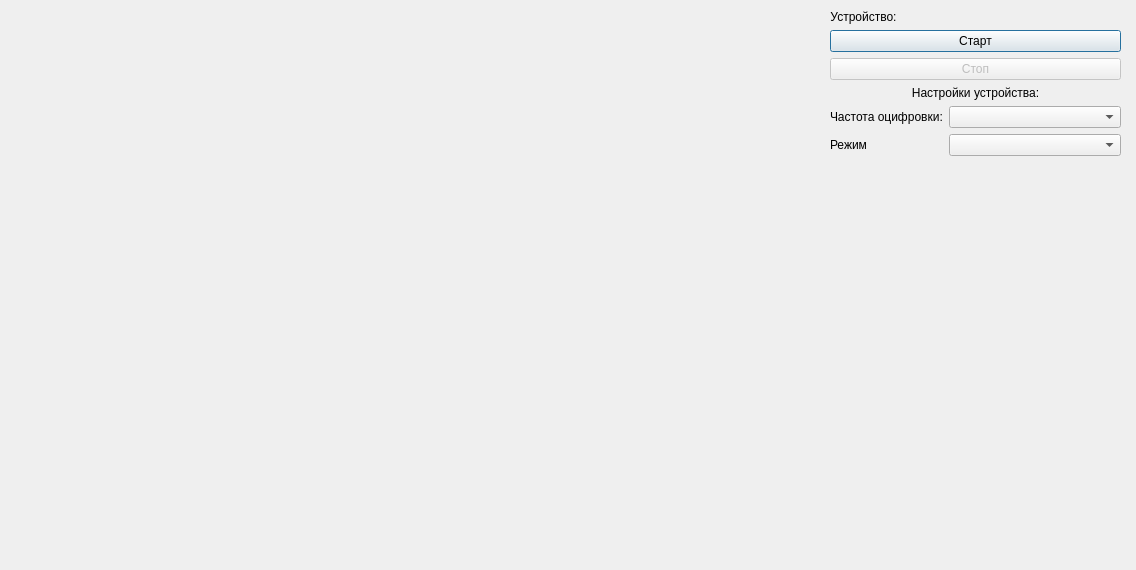
Qt form resources/v1/dlg_inrat_controller.ui (mcsltd/mcs-inRat-planner) before a commit.
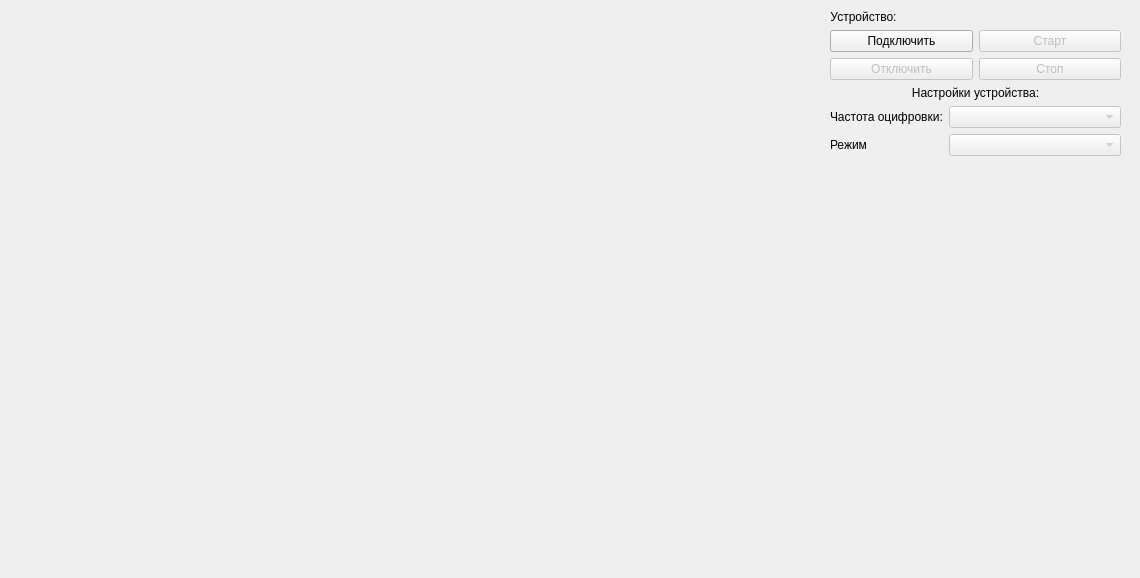
The same form after that commit.

Commit message: rewrite method for connect and disconnect device

```diff
--- a/resources/v1/dlg_inrat_controller.ui
+++ b/resources/v1/dlg_inrat_controller.ui
@@ -6,8 +6,8 @@
    <rect>
     <x>0</x>
     <y>0</y>
-    <width>1136</width>
-    <height>570</height>
+    <width>1140</width>
+    <height>578</height>
    </rect>
   </property>
   <property name="windowTitle">
@@ -45,7 +45,12 @@
      </layout>
     </item>
     <item>
+     <layout class="QGridLayout" name="gridLayoutControlPanel">
+      <item row="0" column="1">
      <widget class="QPushButton" name="pushButtonStart">
+        <property name="enabled">
+         <bool>false</bool>
+        </property>
       <property name="sizePolicy">
        <sizepolicy hsizetype="Preferred" vsizetype="Fixed">
         <horstretch>0</horstretch>
@@ -63,7 +68,24 @@
       </property>
      </widget>
     </item>
-    <item>
+      <item row="0" column="0">
+       <widget class="QPushButton" name="pushButtonConnection">
+        <property name="text">
+         <string>Подключить</string>
+        </property>
+       </widget>
+      </item>
+      <item row="1" column="0">
+       <widget class="QPushButton" name="pushButtonDisconnect">
+        <property name="enabled">
+         <bool>false</bool>
+        </property>
+        <property name="text">
+         <string>Отключить</string>
+        </property>
+       </widget>
+      </item>
+      <item row="1" column="1">
      <widget class="QPushButton" name="pushButtonStop">
       <property name="enabled">
        <bool>false</bool>
@@ -85,6 +107,8 @@
       </property>
      </widget>
     </item>
+     </layout>
+    </item>
     <item>
      <widget class="QLabel" name="labelSettingDevice">
       <property name="text">
@@ -105,7 +129,11 @@
        </widget>
       </item>
       <item row="0" column="1">
-       <widget class="QComboBox" name="comboBoxSampleFreq"/>
+       <widget class="QComboBox" name="comboBoxSampleFreq">
+        <property name="enabled">
+         <bool>false</bool>
+        </property>
+       </widget>
       </item>
       <item row="1" column="0">
        <widget class="QLabel" name="labelMode">
@@ -115,7 +143,11 @@
        </widget>
       </item>
       <item row="1" column="1">
-       <widget class="QComboBox" name="comboBoxMode"/>
+       <widget class="QComboBox" name="comboBoxMode">
+        <property name="enabled">
+         <bool>false</bool>
+        </property>
+       </widget>
       </item>
      </layout>
     </item>
```
Lines whose indentation alone changed are shown as unchanged. The commit also changes 2 other files.
